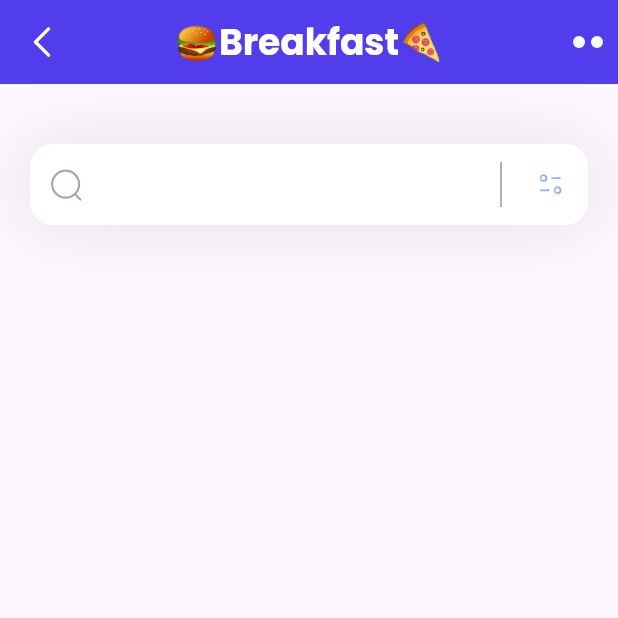
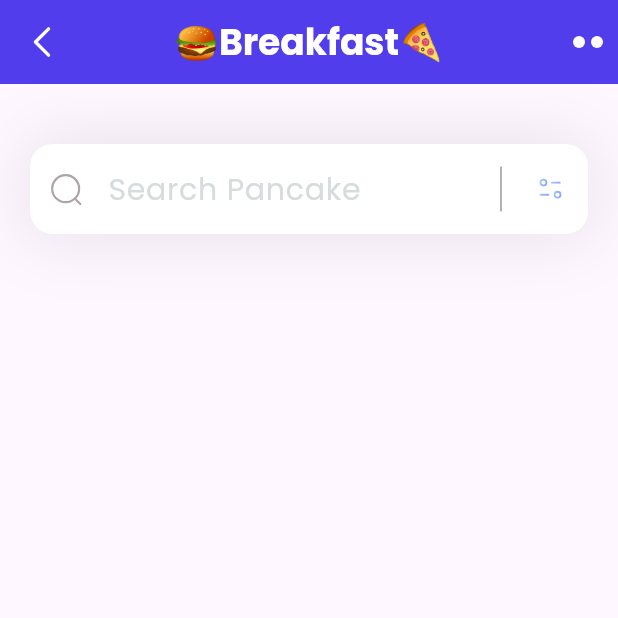
Before and after one commit to AurelioAlfons/food_app, a Flutter app: the screen it shows after launch, on a phone screen of 412 x 824 dp, the top half of it. Run offline on Flutter 3.47's test engine with Material 3 defaults, Android fonts, the phone set to English and light mode, and no system bars; our stand-ins replace flutter_svg.

Commit message:
Add hint (style & fix the suffixIcon width cuz its blocking the hint

```diff
--- a/lib/pages/home.dart
+++ b/lib/pages/home.dart
@@ -29,13 +29,21 @@ class HomePage extends StatelessWidget {
                   filled: true,
                   fillColor: Colors.white,
                   contentPadding: const EdgeInsets.all(15),
+                  hintText: 'Search Pancake',
+                  hintStyle: const TextStyle(
+                    color: Color.fromARGB(255, 214, 220, 220),
+                    fontSize: 20,
+                  ),
                   // Left Icon
                   prefixIcon: Padding(
                     padding: const EdgeInsets.all(12),
                     child: SvgPicture.asset('assets/icons/Search.svg'),
                   ),
                   // Right Icon
-                  suffixIcon: IntrinsicHeight(
+                  // ignore: avoid_unnecessary_containers
+                  suffixIcon: SizedBox(
+                    width: 80,
+                    child: IntrinsicHeight(
                       child: Row(
                           mainAxisAlignment: MainAxisAlignment.end,
                           children: [
@@ -47,9 +55,11 @@ class HomePage extends StatelessWidget {
                             ),
                             Padding(
                               padding: const EdgeInsets.all(15),
-                            child: SvgPicture.asset('assets/icons/Filter.svg'),
+                              child:
+                                  SvgPicture.asset('assets/icons/Filter.svg'),
                             ),
                           ]),
+                    ),
                   ),
                   border: OutlineInputBorder(
                     borderRadius: BorderRadius.circular(15),
```
Lines whose indentation alone changed are shown as unchanged.
